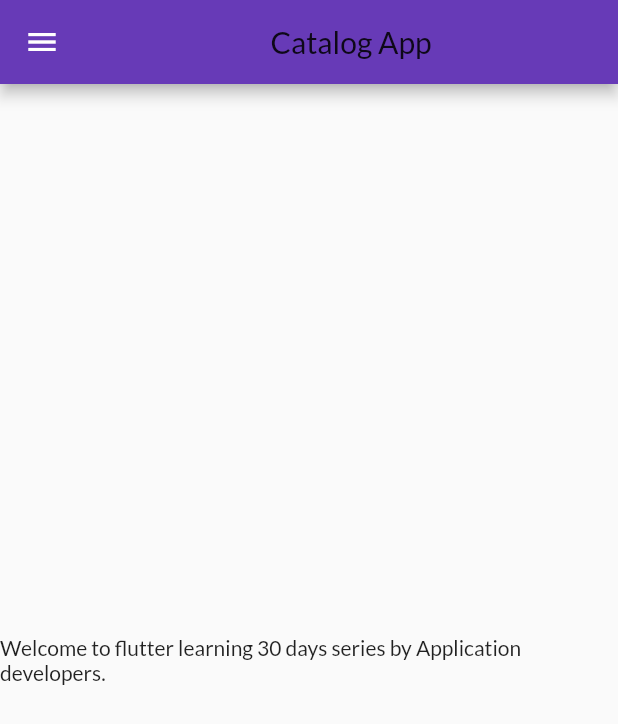
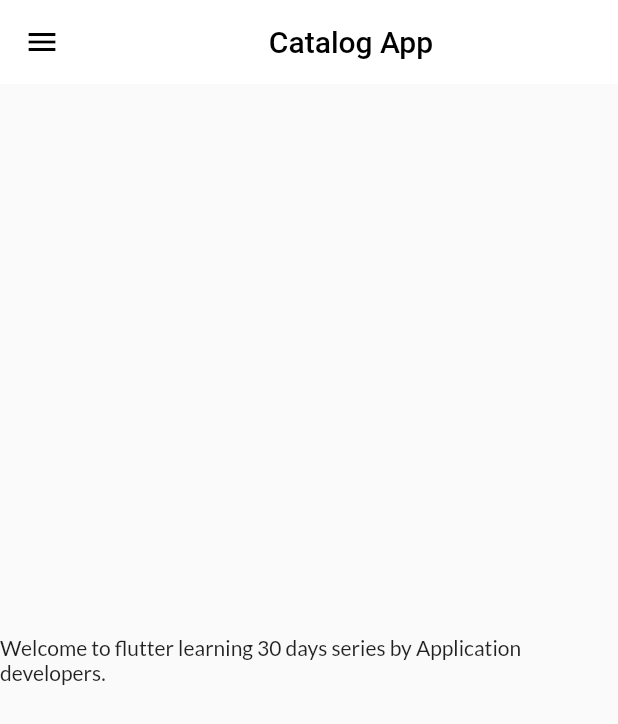
Before and after one commit to rabindra-dahal/Flutter-learning-catalog-app, a Flutter app: the screen it shows after launch, on a phone screen of 412 x 824 dp. Shown: the top 724 px of the screen. Run offline on Flutter 3.47's test engine with Material 2 defaults, Android fonts, the phone set to English and light mode, and no system bars; our stand-ins replace google_fonts.

Commit message:
Light and dark theme added in main file from custom class

```diff
--- a/lib/main.dart
+++ b/lib/main.dart
@@ -3,6 +3,7 @@ import 'package:learning_basics/pages/home_page.dart';
 import 'package:learning_basics/pages/login_page.dart';
 import 'package:google_fonts/google_fonts.dart';
 import 'package:learning_basics/utils/routes.dart';
+import 'package:learning_basics/widgets/themes.dart';
 
 void main() {
   runApp(MyApp());
@@ -15,14 +16,8 @@ class MyApp extends StatelessWidget {
     return MaterialApp(
       // home:HomePage(),
       themeMode: ThemeMode.light,
-      theme: ThemeData(
-        primarySwatch: Colors.deepPurple,
-        primaryTextTheme: GoogleFonts.latoTextTheme(),
-        fontFamily: GoogleFonts.lato().fontFamily,
-      ),
-      darkTheme: ThemeData(
-          brightness: Brightness.dark,
-      ),
+      theme: MyTheme.lightTheme(context),
+      darkTheme: MyTheme.darkTheme(context),
       debugShowCheckedModeBanner: false,
       initialRoute: MyRoutes.homeRoute,
       routes: {
--- a/lib/pages/home_page.dart
+++ b/lib/pages/home_page.dart
@@ -9,7 +9,10 @@ class HomePage extends StatelessWidget {
     return Scaffold(
       appBar: AppBar(
         title: Center(
-          child: Text("Catalog App"),
+          child: Text(
+              "Catalog App",
+            style: TextStyle(color: Colors.black),
+          ),
         ),
 
       ),
--- /dev/null
+++ b/lib/widgets/themes.dart
@@ -0,0 +1,20 @@
+import 'package:flutter/material.dart';
+import 'package:google_fonts/google_fonts.dart';
+
+class MyTheme{
+  static ThemeData lightTheme(BuildContext context) => ThemeData(
+      primarySwatch: Colors.deepPurple,
+      primaryTextTheme: GoogleFonts.latoTextTheme(),
+      fontFamily: GoogleFonts.lato().fontFamily,
+      appBarTheme: AppBarTheme(
+          color: Colors.white,
+          elevation: 0.0,
+          iconTheme: IconThemeData(color: Colors.black),
+          textTheme: Theme.of(context).textTheme
+      )
+  );
+  static ThemeData darkTheme(BuildContext context) => ThemeData(
+      brightness: Brightness.dark,
+  );
+
+}
```
